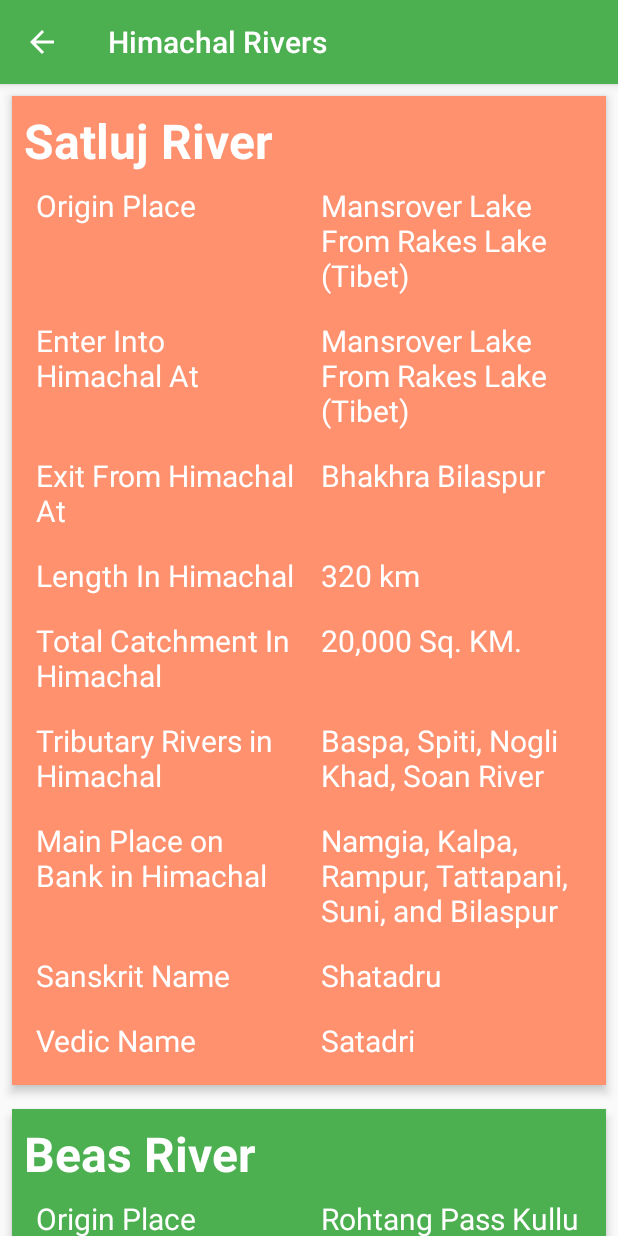
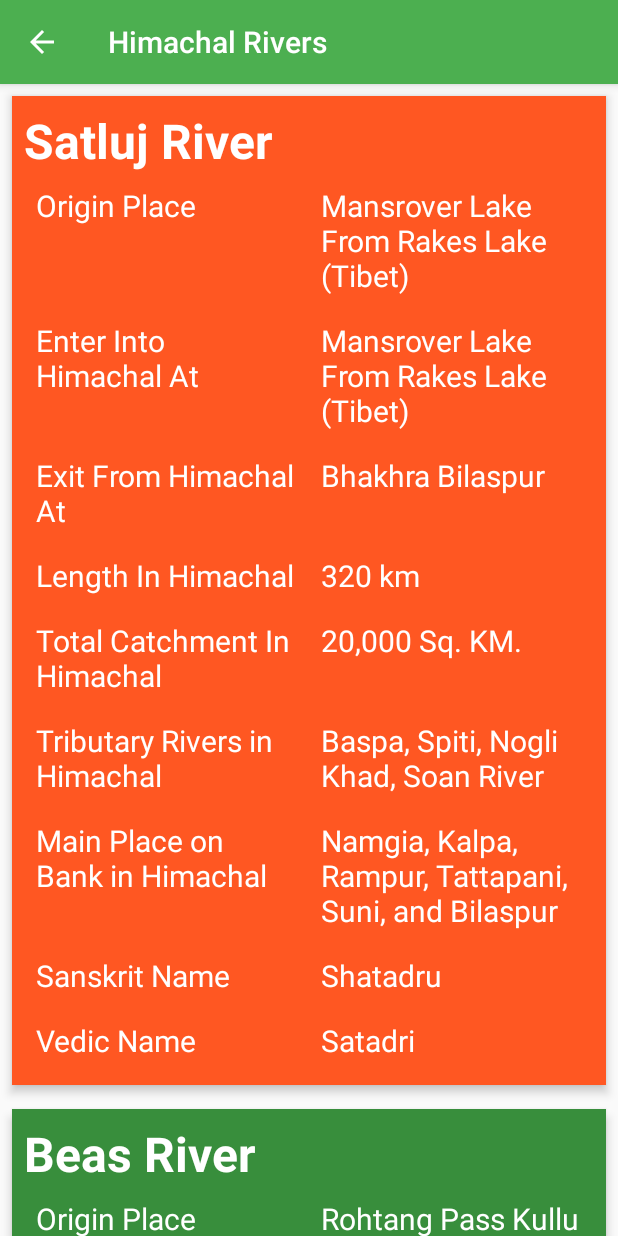
Before and after one commit to thakurakhilesh1998/HumaraHimachal, an Android app: the RiverActivity screen opened directly, with no data from a screen before it, on a phone screen of 412 x 824 dp. Run offline under Robolectric (Android 15) with nearby library versions, the phone set to English and light mode, and no system bars; our stand-ins replace AdMob, data binding; Roboto replaces fonts that are not available here.

Commit message:
river complete

```diff
--- a/app/src/main/java/humarahimachal/online/Adapter/RiverAdapter.java
+++ b/app/src/main/java/humarahimachal/online/Adapter/RiverAdapter.java
@@ -2,7 +2,9 @@ package humarahimachal.online.Adapter;
 
 import android.content.Context;
 import android.view.LayoutInflater;
+import android.view.View;
 import android.view.ViewGroup;
+import android.widget.TextView;
 
 import androidx.annotation.NonNull;
 import androidx.databinding.DataBindingUtil;
@@ -36,9 +38,9 @@ public class RiverAdapter extends RecyclerView.Adapter<RiverAdapter.RiverHolder>
     @Override
     public void onBindViewHolder(@NonNull RiverHolder holder, int position) {
         if (position % 2 == 0) {
-            holder.itemView.parentView.setBackgroundColor(context.getResources().getColor(R.color.lightAccentColor));
+            holder.itemView.parentView.setBackgroundColor(context.getResources().getColor(R.color.colorAccent));
         } else {
-            holder.itemView.parentView.setBackgroundColor(context.getResources().getColor(R.color.colorPrimary));
+            holder.itemView.parentView.setBackgroundColor(context.getResources().getColor(R.color.colorPrimaryDark));
         }
 
         holder.itemView.tvCatchmentHP.setText(riverInfo.get(position).getCatchmentArea());
--- a/app/src/main/java/humarahimachal/online/UI/RiverActivity.java
+++ b/app/src/main/java/humarahimachal/online/UI/RiverActivity.java
@@ -1,11 +1,18 @@
 package humarahimachal.online.UI;
+
+import android.os.Bundle;
 
 import androidx.appcompat.app.AppCompatActivity;
 import androidx.databinding.DataBindingUtil;
 import androidx.recyclerview.widget.LinearLayoutManager;
 import androidx.recyclerview.widget.RecyclerView;
 
-import android.os.Bundle;
+import com.google.android.gms.ads.AdListener;
+import com.google.android.gms.ads.AdRequest;
+import com.google.android.gms.ads.InterstitialAd;
+import com.google.android.gms.ads.MobileAds;
+import com.google.android.gms.ads.initialization.InitializationStatus;
+import com.google.android.gms.ads.initialization.OnInitializationCompleteListener;
 
 import humarahimachal.online.Adapter.RiverAdapter;
 import humarahimachal.online.Data.RiverData;
@@ -14,15 +21,38 @@ import humarahimachal.online.databinding.ActivityRiverBinding;
 
 public class RiverActivity extends AppCompatActivity {
     ActivityRiverBinding riverBinding;
+    private InterstitialAd mInterstitialAd;
+
     @Override
     protected void onCreate(Bundle savedInstanceState) {
         super.onCreate(savedInstanceState);
         setContentView(R.layout.activity_river);
         getSupportActionBar().setTitle(getResources().getString(R.string.riverstitle));
-        riverBinding= DataBindingUtil.setContentView(this,R.layout.activity_river);
-        LinearLayoutManager layoutManager=new LinearLayoutManager(this, RecyclerView.VERTICAL,false);
+        riverBinding = DataBindingUtil.setContentView(this, R.layout.activity_river);
+        LinearLayoutManager layoutManager = new LinearLayoutManager(this, RecyclerView.VERTICAL, false);
         riverBinding.rvRivers.setLayoutManager(layoutManager);
-        RiverAdapter riverAdapter=new RiverAdapter(this, RiverData.getRiverData(this));
+        RiverAdapter riverAdapter = new RiverAdapter(this, RiverData.getRiverData(this));
         riverBinding.rvRivers.setAdapter(riverAdapter);
+        setUpAdd();
+        mInterstitialAd.setAdListener(new AdListener() {
+            @Override
+            public void onAdLoaded() {
+                super.onAdLoaded();
+                mInterstitialAd.show();
+            }
+        });
+    }
+
+    private void setUpAdd() {
+        MobileAds.initialize(this, new OnInitializationCompleteListener() {
+            @Override
+            public void onInitializationComplete(InitializationStatus initializationStatus) {
+            }
+        });
+        AdRequest adRequest = new AdRequest.Builder().build();
+        riverBinding.adView.loadAd(adRequest);
+        mInterstitialAd = new InterstitialAd(this);
+        mInterstitialAd.setAdUnitId(getResources().getString(R.string.interstialid));
+        mInterstitialAd.loadAd(new AdRequest.Builder().build());
     }
 }
--- a/app/src/main/res/layout/activity_river.xml
+++ b/app/src/main/res/layout/activity_river.xml
@@ -1,6 +1,7 @@
 <?xml version="1.0" encoding="utf-8"?>
 <layout xmlns:android="http://schemas.android.com/apk/res/android"
-    xmlns:tools="http://schemas.android.com/tools">
+    xmlns:tools="http://schemas.android.com/tools"
+    xmlns:ads="http://schemas.android.com/apk/res-auto">
 
     <LinearLayout
         android:layout_width="match_parent"
@@ -11,6 +12,16 @@
         <androidx.recyclerview.widget.RecyclerView
             android:id="@+id/rvRivers"
             android:layout_width="match_parent"
-            android:layout_height="match_parent" />
+            android:layout_height="match_parent"
+            android:layout_weight="1"
+            />
+        <com.google.android.gms.ads.AdView
+            android:id="@+id/adView"
+            android:layout_width="match_parent"
+            android:layout_height="wrap_content"
+            android:layout_gravity="center_horizontal"
+            ads:adSize="BANNER"
+            ads:adUnitId="@string/bannerid"/>
+            />
     </LinearLayout>
 </layout>
--- a/app/src/main/res/values/strings.xml
+++ b/app/src/main/res/values/strings.xml
@@ -4,6 +4,7 @@
 
     <string name="admobappid">ca-app-pub-5610974152568383~4435266663</string>
     <string name="bannerid">ca-app-pub-5610974152568383~4435266663</string>
+    <string name="bannertestingid">ca-app-pub-3940256099942544/6300978111</string>
     <string name="interstialid">ca-app-pub-5610974152568383/4670537559</string>
     <string name="testinigid">ca-app-pub-3940256099942544/1033173712</string>
 
```
